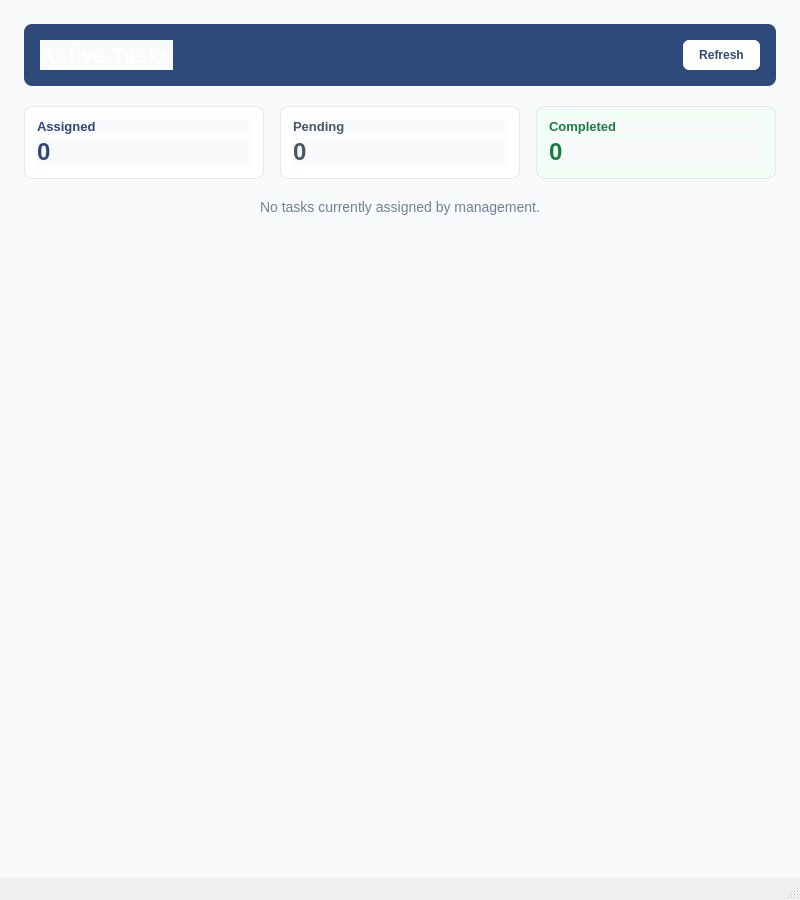
Above: ui/mytasks.ui from kriitikat/Sajilo-Bazarr before the change. Below: the same form after it.
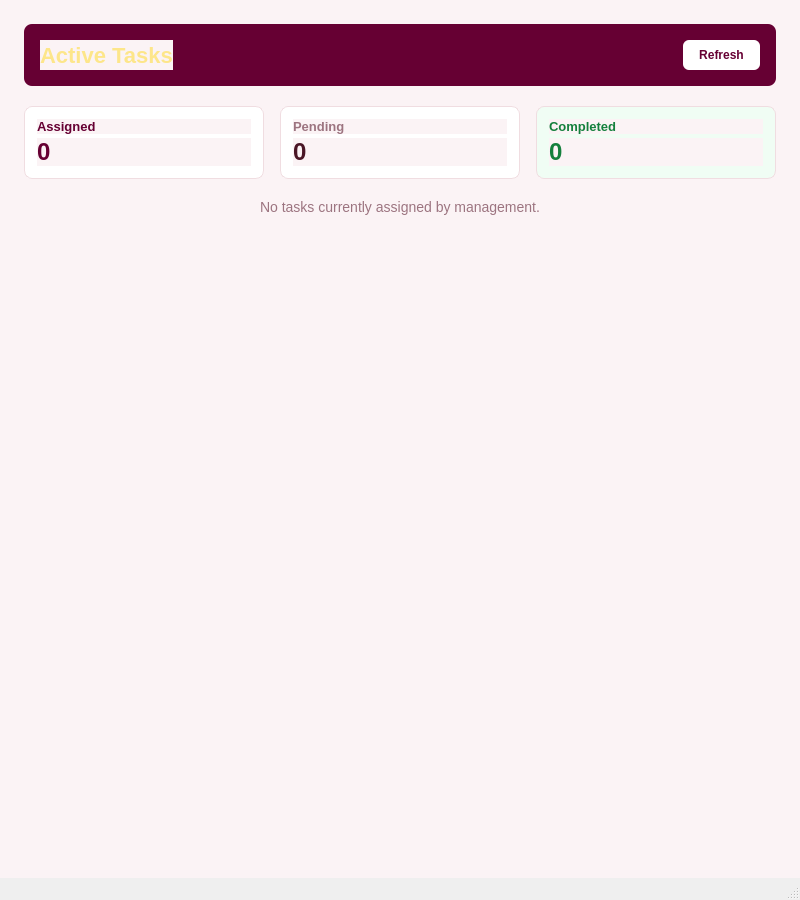
That is the form after the change.

```diff
--- a/ui/mytasks.ui
+++ b/ui/mytasks.ui
@@ -15,7 +15,7 @@
   </property>
   <widget class="QWidget" name="centralwidget">
    <property name="styleSheet">
-    <string>background-color:#F8FAFC;</string>
+    <string>background-color:#fbf3f5;</string>
    </property>
    <layout class="QVBoxLayout" name="rootLayout">
     <property name="spacing"><number>0</number></property>
@@ -46,7 +46,7 @@
         <item>
          <widget class="QFrame" name="headerFrame">
           <property name="styleSheet">
-           <string>QFrame#headerFrame { background-color:#2D4A7A; border-radius:8px; }</string>
+           <string>QFrame#headerFrame { background-color:#660033; border-radius:8px; }</string>
           </property>
           <layout class="QHBoxLayout" name="headerRow">
            <property name="leftMargin"><number>16</number></property>
@@ -56,7 +56,7 @@
            <item>
             <widget class="QLabel" name="greetingLabel">
              <property name="styleSheet">
-              <string>font-size:22px; font-weight:bold; color:#FFFFFF; border:none;</string>
+              <string>font-size:22px; font-weight:bold; color:#FDE68A; border:none;</string>
              </property>
              <property name="text">
               <string>Active Tasks</string>
@@ -77,8 +77,8 @@
               <cursorShape>PointingHandCursor</cursorShape>
              </property>
              <property name="styleSheet">
-              <string>QPushButton { background-color:#FFFFFF; color:#2D4A7A; border:none; border-radius:6px; padding:8px 16px; font-size:12px; font-weight:bold; }
-QPushButton:hover { background-color:#EBF2FF; }</string>
+              <string>QPushButton { background-color:#FFFFFF; color:#660033; border:none; border-radius:6px; padding:8px 16px; font-size:12px; font-weight:bold; }
+QPushButton:hover { background-color:#fbe7ec; }</string>
              </property>
              <property name="text">
               <string>Refresh</string>
@@ -96,7 +96,7 @@
           <item>
            <widget class="QFrame" name="cardAssigned">
             <property name="styleSheet">
-             <string>QFrame#cardAssigned { background-color:#FFFFFF; border:1px solid #E2E8F0; border-radius:8px; }</string>
+             <string>QFrame#cardAssigned { background-color:#FFFFFF; border:1px solid #f0dde1; border-radius:8px; }</string>
             </property>
             <layout class="QVBoxLayout" name="cardAssignedLayout">
              <property name="spacing"><number>4</number></property>
@@ -106,13 +106,13 @@
              <property name="bottomMargin"><number>12</number></property>
              <item>
               <widget class="QLabel" name="lblAssignedTitle">
-               <property name="styleSheet"><string>color:#2D4A7A; font-size:13px; font-weight:500; border:none;</string></property>
+               <property name="styleSheet"><string>color:#660033; font-size:13px; font-weight:500; border:none;</string></property>
                <property name="text"><string>Assigned</string></property>
               </widget>
              </item>
              <item>
               <widget class="QLabel" name="lblAssignedValue">
-               <property name="styleSheet"><string>color:#2D4A7A; font-size:24px; font-weight:bold; border:none;</string></property>
+               <property name="styleSheet"><string>color:#660033; font-size:24px; font-weight:bold; border:none;</string></property>
                <property name="text"><string>0</string></property>
               </widget>
              </item>
@@ -122,7 +122,7 @@
           <item>
            <widget class="QFrame" name="cardPending">
             <property name="styleSheet">
-             <string>QFrame#cardPending { background-color:#FFFFFF; border:1px solid #E2E8F0; border-radius:8px; }</string>
+             <string>QFrame#cardPending { background-color:#FFFFFF; border:1px solid #f0dde1; border-radius:8px; }</string>
             </property>
             <layout class="QVBoxLayout" name="cardPendingLayout">
              <property name="spacing"><number>4</number></property>
@@ -132,13 +132,13 @@
              <property name="bottomMargin"><number>12</number></property>
              <item>
               <widget class="QLabel" name="lblPendingTitle">
-               <property name="styleSheet"><string>color:#4A5568; font-size:13px; font-weight:500; border:none;</string></property>
+               <property name="styleSheet"><string>color:#9c7480; font-size:13px; font-weight:500; border:none;</string></property>
                <property name="text"><string>Pending</string></property>
               </widget>
              </item>
              <item>
               <widget class="QLabel" name="lblPendingValue">
-               <property name="styleSheet"><string>color:#4A5568; font-size:24px; font-weight:bold; border:none;</string></property>
+               <property name="styleSheet"><string>color:#4a1626; font-size:24px; font-weight:bold; border:none;</string></property>
                <property name="text"><string>0</string></property>
               </widget>
              </item>
@@ -148,7 +148,7 @@
           <item>
            <widget class="QFrame" name="cardCompleted">
             <property name="styleSheet">
-             <string>QFrame#cardCompleted { background-color:#F0FDF4; border:1px solid #E2E8F0; border-radius:8px; }</string>
+             <string>QFrame#cardCompleted { background-color:#F0FDF4; border:1px solid #f0dde1; border-radius:8px; }</string>
             </property>
             <layout class="QVBoxLayout" name="cardCompletedLayout">
              <property name="spacing"><number>4</number></property>
@@ -178,7 +178,7 @@
         <item>
          <widget class="QLabel" name="emptyStateLabel">
           <property name="styleSheet">
-           <string>font-size:14px; color:#718096; border:none;</string>
+           <string>font-size:14px; color:#9c7480; border:none;</string>
           </property>
           <property name="text">
            <string>No tasks currently assigned by management.</string>
```
